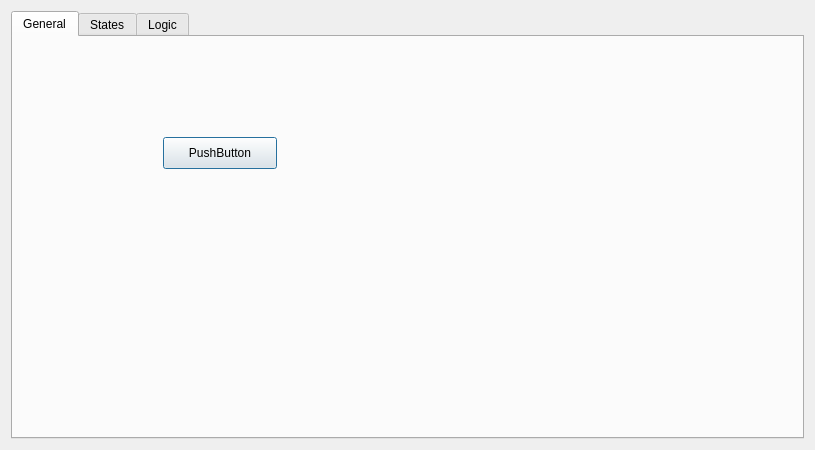
Qt form ConfigWindow/configwindow.ui (Skwara/CA_Suite) before a commit.
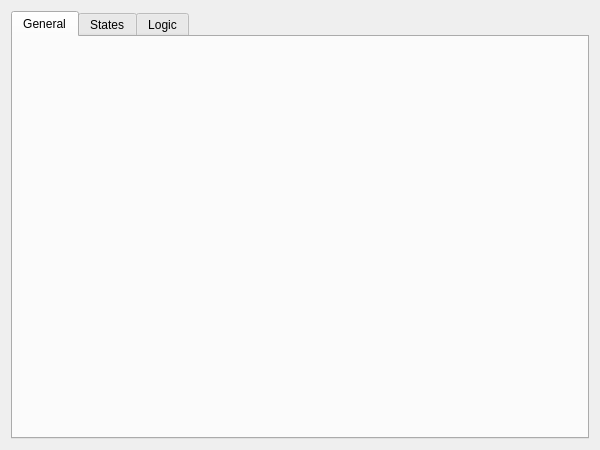
The same form after that commit. The open tabs and pages were chosen to show the change.

Diff of the .ui file:
```diff
--- a/ConfigWindow/configwindow.ui
+++ b/ConfigWindow/configwindow.ui
@@ -6,7 +6,7 @@
    <rect>
     <x>0</x>
     <y>0</y>
-    <width>815</width>
+    <width>600</width>
     <height>450</height>
    </rect>
   </property>
@@ -23,19 +23,6 @@
       <attribute name="title">
        <string>General</string>
       </attribute>
-      <widget class="QPushButton" name="pushButton">
-       <property name="geometry">
-        <rect>
-         <x>150</x>
-         <y>100</y>
-         <width>114</width>
-         <height>32</height>
-        </rect>
-       </property>
-       <property name="text">
-        <string>PushButton</string>
-       </property>
-      </widget>
      </widget>
      <widget class="QWidget" name="statesTab">
       <attribute name="title">
```
Left out of the diff: 2 changed lines with no effect on the pictures.
